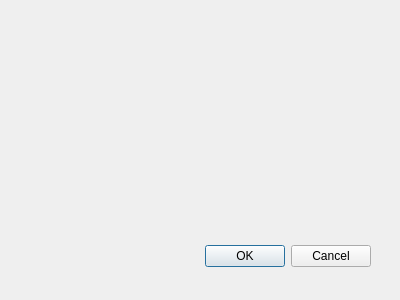
Above: szukaj_dialog.ui from IPP-Projekt/Uczelnia_z_bibloteka_klas before the change. Below: the same form after it.
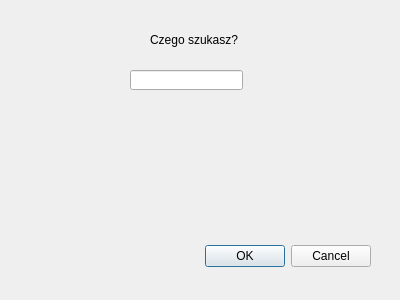
That is the form after the change.

Diff of the .ui file:
```diff
--- a/szukaj_dialog.ui
+++ b/szukaj_dialog.ui
@@ -31,6 +31,32 @@
     <set>QDialogButtonBox::Cancel|QDialogButtonBox::Ok</set>
    </property>
   </widget>
+  <widget class="QLabel" name="label_2">
+   <property name="geometry">
+    <rect>
+     <x>150</x>
+     <y>30</y>
+     <width>91</width>
+     <height>20</height>
+    </rect>
+   </property>
+   <property name="text">
+    <string>Czego szukasz?</string>
+   </property>
+  </widget>
+  <widget class="QLineEdit" name="txtbox_szukaj">
+   <property name="geometry">
+    <rect>
+     <x>130</x>
+     <y>70</y>
+     <width>113</width>
+     <height>20</height>
+    </rect>
+   </property>
+   <property name="text">
+    <string/>
+   </property>
+  </widget>
  </widget>
  <pixmapfunction/>
  <resources/>
```
Left out of the diff: 5 changed lines with no effect on the pictures.
